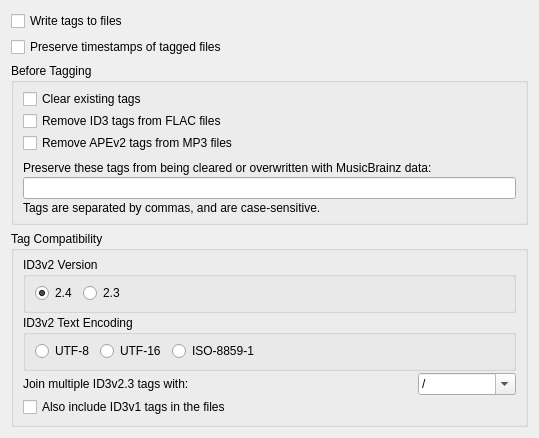
This is ui/options_tags.ui in metabrainz/picard as Qt 5 draws it before an edit. The edited form follows.
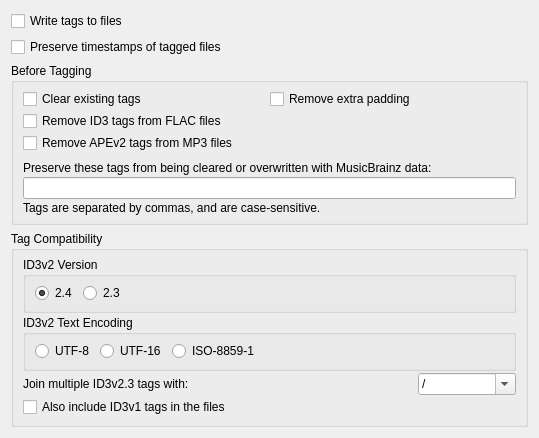
This is the edited form.

Commit message: Added a checkbox "Remove extra padding" next to "Clear existing tags".

Diff of the .ui file:
```diff
--- a/ui/options_tags.ui
+++ b/ui/options_tags.ui
@@ -41,6 +41,14 @@
        <number>7</number>
       </property>
       <item>
+       <layout class="QHBoxLayout" name="clear_or_delete">
+        <property name="spacing">
+         <number>0</number>
+        </property>
+        <property name="topMargin">
+         <number>0</number>
+        </property>
+        <item>
        <widget class="QCheckBox" name="clear_existing_tags">
         <property name="text">
          <string>Clear existing tags</string>
@@ -48,6 +56,15 @@
        </widget>
       </item>
       <item>
+         <widget class="QCheckBox" name="remove_extra_padding">
+          <property name="text">
+           <string>Remove extra padding</string>
+          </property>
+         </widget>
+        </item>
+       </layout>
+      </item>
+      <item>
        <widget class="QCheckBox" name="remove_id3_from_flac">
         <property name="text">
          <string>Remove ID3 tags from FLAC files</string>
```
Left out of the diff: 1 changed line with no effect on the pictures. Lines whose indentation alone changed are shown as unchanged.
